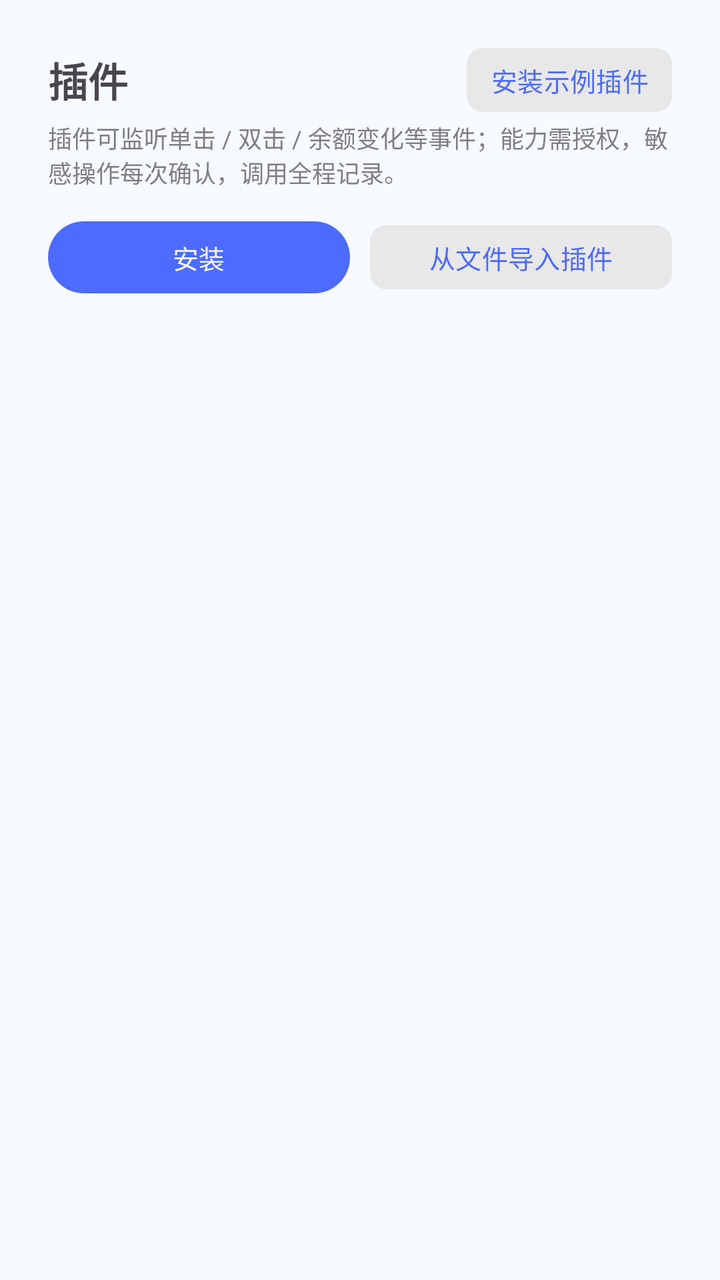
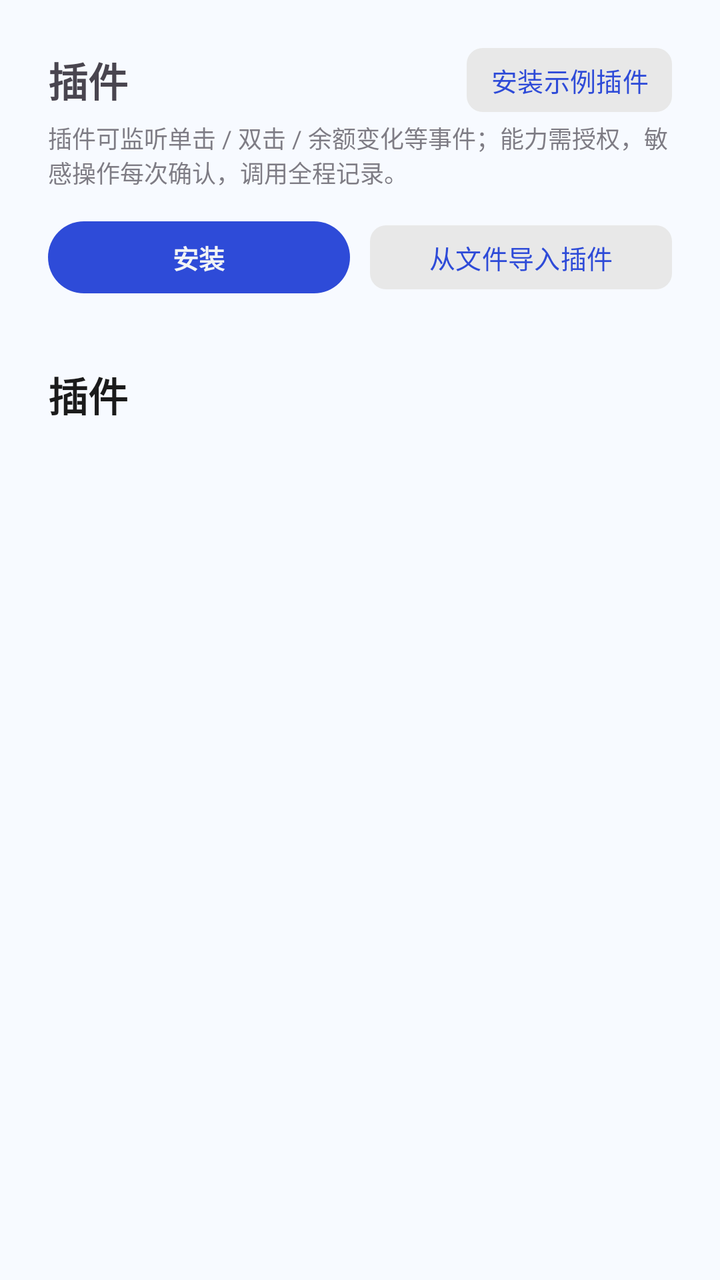

The first picture is an Android layout as it rendered before a commit; the second is the same layout after the commit. The layout source and the unified diff follow.
<!-- AndroidManifest.xml: application theme Theme.WhalePet -->
<!-- res/layout/page_plugins.xml -->
<?xml version="1.0" encoding="utf-8"?>
<ScrollView xmlns:android="http://schemas.android.com/apk/res/android"
    android:layout_width="match_parent"
    android:layout_height="match_parent"
    android:fillViewport="true">

    <LinearLayout
        android:layout_width="match_parent"
        android:layout_height="wrap_content"
        android:orientation="vertical"
        android:padding="24dp">

        
        <LinearLayout
            android:layout_width="match_parent"
            android:layout_height="wrap_content"
            android:gravity="center_vertical"
            android:orientation="horizontal">

            <TextView
                android:layout_width="0dp"
                android:layout_height="wrap_content"
                android:layout_weight="1"
                android:text="@string/tab_plugins"
                android:textSize="20sp"
                android:textStyle="bold" />

            <Button
                style="@style/Widget.WhalePet.Button"
                android:id="@+id/btn_plugin_sample"
                android:layout_width="wrap_content"
                android:layout_height="wrap_content"
                android:text="@string/plugin_install_sample" />
        </LinearLayout>

        <TextView
            android:layout_width="match_parent"
            android:layout_height="wrap_content"
            android:layout_marginTop="4dp"
            android:alpha="0.7"
            android:text="@string/plugins_page_hint"
            android:textSize="12sp" />

        
        <LinearLayout
            android:layout_width="match_parent"
            android:layout_height="wrap_content"
            android:layout_marginTop="16dp"
            android:orientation="horizontal">

            <Button
                style="@style/Widget.WhalePet.Button.Primary"
                android:id="@+id/btn_plugin_install"
                android:layout_width="0dp"
                android:layout_height="wrap_content"
                android:layout_weight="1"
                android:text="@string/plugin_install" />

            <Button
                style="@style/Widget.WhalePet.Button"
                android:id="@+id/btn_plugin_import"
                android:layout_width="0dp"
                android:layout_height="wrap_content"
                android:layout_marginStart="10dp"
                android:layout_weight="1"
                android:text="@string/plugin_import_from_file" />
        </LinearLayout>

        <LinearLayout
            android:id="@+id/ll_plugins"
            android:layout_width="match_parent"
            android:layout_height="wrap_content"
            android:layout_marginTop="12dp"
            android:orientation="vertical" />
    </LinearLayout>
</ScrollView>
<!-- resources referenced by this layout -->
<resources>
  <string name="plugin_import_from_file">从文件导入插件</string>
  <string name="plugin_install">安装</string>
  <string name="plugin_install_sample">安装示例插件</string>
  <string name="plugins_page_hint">插件可监听单击 / 双击 / 余额变化等事件；能力需授权，敏感操作每次确认，调用全程记录。</string>
  <string name="tab_plugins">插件</string>
  <style name="Widget.WhalePet.Button" parent="Widget.Material3.Button.TonalButton">
          
          <item name="android:minHeight">32dp</item>
          <item name="android:minWidth">0dp</item>
          <item name="android:insetTop">0dp</item>
          <item name="android:insetBottom">0dp</item>
          <item name="android:paddingLeft">12dp</item>
          <item name="android:paddingRight">12dp</item>
          <item name="android:textSize">13sp</item>
          <item name="backgroundTint">@color/surface_chip</item>
          <item name="android:textColor">@color/brand_primary</item>
          <item name="cornerRadius">8dp</item>
      </style>
  <style name="Widget.WhalePet.Button.Primary" parent="Widget.Material3.Button.TonalButton">
          
          <item name="android:minHeight">36dp</item>
          <item name="android:minWidth">0dp</item>
          <item name="android:insetTop">0dp</item>
          <item name="android:insetBottom">0dp</item>
          <item name="android:paddingLeft">16dp</item>
          <item name="android:paddingRight">16dp</item>
          <item name="android:textSize">13sp</item>
          <item name="backgroundTint">@color/brand_primary</item>
          <item name="android:textColor">@color/f2f4f5</item>
      </style>
  <style name="Theme.WhalePet" parent="Theme.Material3.DayNight.NoActionBar">
          
          <item name="colorPrimary">@color/brand_primary</item>
          <item name="colorOnPrimary">#FFFFFF</item>
          <item name="colorPrimaryContainer">#DDE3FF</item>
          <item name="colorOnPrimaryContainer">#10214A</item>
          <item name="colorSecondary">#2E9E5B</item>
          <item name="colorSurface">#FFFFFF</item>
          <item name="android:windowBackground">@color/surface_page</item>
          <item name="colorSurfaceVariant">#EDEDED</item>
          <item name="colorOutline">@color/outline_soft</item>
          <item name="android:statusBarColor">@android:color/transparent</item>
      </style>
  <color name="surface_chip">#E8E8E8</color>
  <color name="brand_primary">#4D6BFE</color>
  <color name="f2f4f5">#F2F4F5</color>
  <color name="surface_page">#F7FAFF</color>
  <color name="outline_soft">#DEDEDE</color>
</resources>

<!-- the commit's change to res/layout/page_plugins.xml (unified diff, before → after) -->
@@ -72,5 +72,16 @@
             android:layout_height="wrap_content"
             android:layout_marginTop="12dp"
             android:orientation="vertical" />
+
+        <TextView
+            android:layout_width="wrap_content"
+            android:layout_height="wrap_content"
+            android:layout_gravity="start"
+            android:layout_marginTop="24dp"
+            android:fontFamily="sans-serif-medium"
+            android:text="@string/tab_plugins"
+            android:textColor="@color/text_primary"
+            android:textSize="20sp"
+            android:textStyle="bold" />
     </LinearLayout>
 </ScrollView>
<!-- resource entries referenced after the edit -->
@@ -1,5 +1,6 @@
 <!-- resources referenced by this layout -->
 <resources>
+  <color name="text_primary">#1B1B1B</color>
   <string name="plugin_import_from_file">从文件导入插件</string>
   <string name="plugin_install">安装</string>
   <string name="plugin_install_sample">安装示例插件</string>
@@ -29,6 +30,8 @@
           <item name="android:textSize">13sp</item>
           <item name="backgroundTint">@color/brand_primary</item>
           <item name="android:textColor">@color/f2f4f5</item>
+          <item name="android:fontFamily">sans-serif-medium</item>
+          <item name="android:textStyle">bold</item>
       </style>
   <style name="Theme.WhalePet" parent="Theme.Material3.DayNight.NoActionBar">
           
@@ -44,7 +47,7 @@
           <item name="android:statusBarColor">@android:color/transparent</item>
       </style>
   <color name="surface_chip">#E8E8E8</color>
-  <color name="brand_primary">#4D6BFE</color>
+  <color name="brand_primary">#2E4BD8</color>
   <color name="f2f4f5">#F2F4F5</color>
   <color name="surface_page">#F7FAFF</color>
   <color name="outline_soft">#DEDEDE</color>
